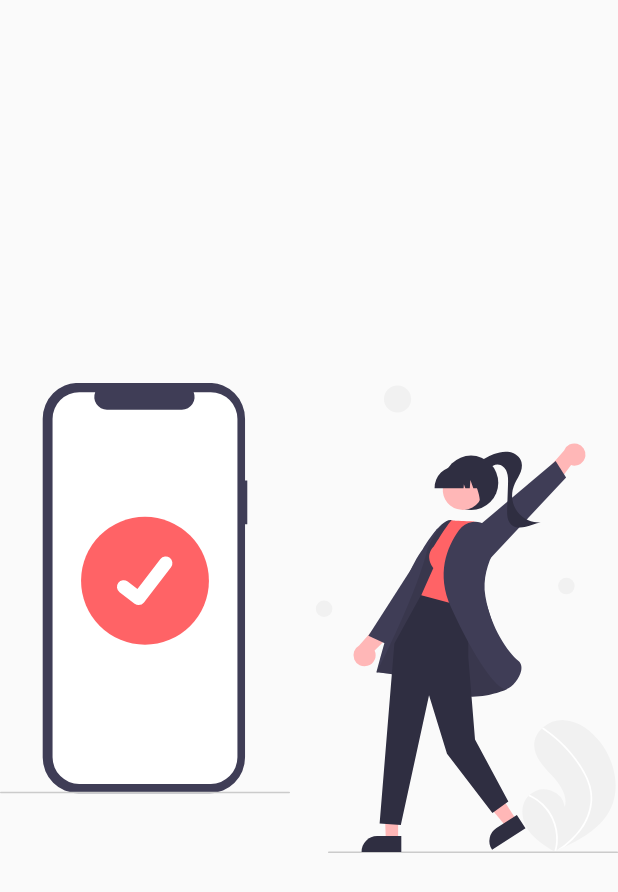
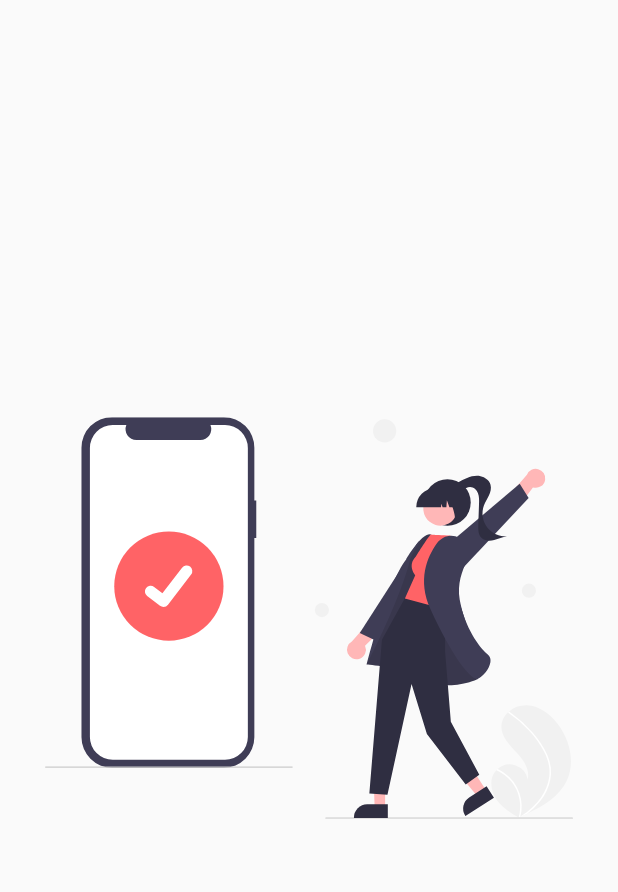
Before and after one commit to CristianX/BackgroundsCustomPainter, a Flutter app: the screen it shows after launch, on a phone screen of 412 x 824 dp. Shown: the top 892 px of the screen. Run offline on Flutter 3.47's test engine with Material 2 defaults, Android fonts, the phone set to English and light mode, and no system bars; our stand-ins replace flutter_svg.

```diff
--- a/lib/src/pages/slideshow_page.dart
+++ b/lib/src/pages/slideshow_page.dart
@@ -7,9 +7,41 @@ class SlideShowPage extends StatelessWidget {
   Widget build(BuildContext context) {
     return Scaffold(
       body: Center(
-        child: SvgPicture.asset('assets/svgs/slide-1.svg')
+        child: _Slides()
       ),
 
     );
   }
 }
+
+class _Slides extends StatelessWidget {
+  @override
+  Widget build(BuildContext context) {
+    return Container(
+      child: PageView(
+        children: <Widget>[
+          _Slide('assets/svgs/slide-1.svg'),
+          _Slide('assets/svgs/slide-2.svg'),
+          _Slide('assets/svgs/slide-3.svg')
+        ],
+      ),
+    );
+  }
+}
+
+class _Slide extends StatelessWidget {
+
+  final String svg;
+
+  _Slide( this.svg );
+
+  @override
+  Widget build(BuildContext context) {
+    return Container(
+      width: double.infinity,
+      height: double.infinity,
+      padding: EdgeInsets.all(30),
+      child: SvgPicture.asset(svg),
+    );
+  }
+}
```
